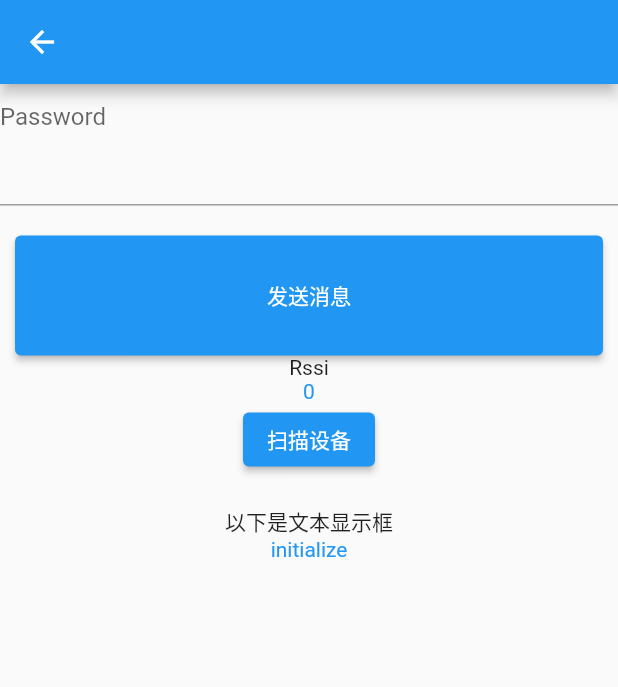
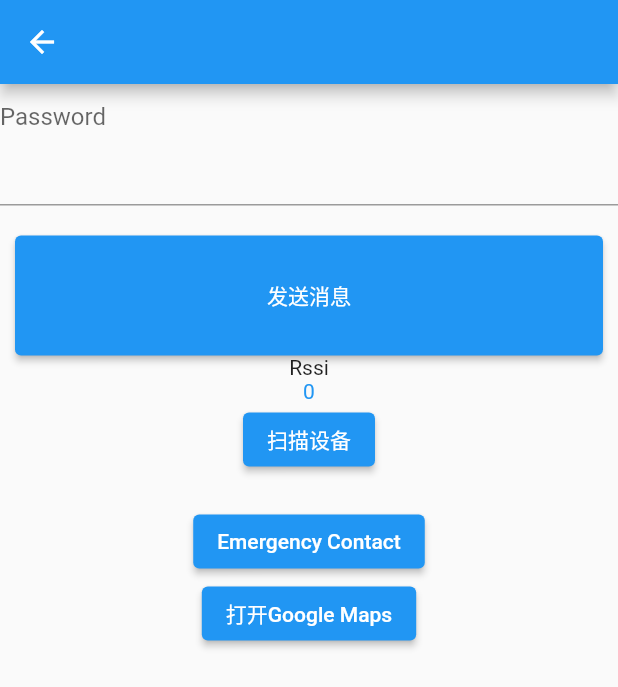
Before and after one commit to 1RanShy/MSC_Project, a Flutter app: the BluePage screen opened directly with empty values, on a phone screen of 412 x 824 dp. Shown: the top 687 px of the screen. Run offline on Flutter 3.47's test engine with Material 2 defaults, Android fonts, the phone set to English and light mode, and no system bars; our stand-ins replace flutter_blue, flutter_local_notifications, permission_handler, shared_preferences; missing offline and left inert: beacons_plugin, syncfusion_flutter_pdfviewer; accounts and stored records are empty; statements that could not run were skipped.

Commit message:
jump to google map

```diff
--- a/Named_Router_Copy2/lib/pages/Blue.dart
+++ b/Named_Router_Copy2/lib/pages/Blue.dart
@@ -1,7 +1,8 @@
 import 'dart:convert';
-
+// import 'package:shared_preferences/shared_preferences.dart';
 import 'package:flutter/material.dart';
 import 'package:flutter_blue/flutter_blue.dart';
+import 'package:url_launcher/url_launcher.dart';
 
 class BluePage extends StatefulWidget {
   final Map arguments;
@@ -12,9 +13,18 @@ class BluePage extends StatefulWidget {
 }
 
 class _BluePageState extends State<BluePage> {
+  // _saveData() async {
+  //   final SharedPreferences sp = await SharedPreferences.getInstance();
+  //   sp.setString("phonenumber", "17766093241");
+  // }
+
+  // _getData() async {
+  //   final SharedPreferences sp = await SharedPreferences.getInstance();
+  //   sp.getString("phonenumber");
+  // }
+
+  //-----------------------------------
   FlutterBlue flutterBlue = FlutterBlue.instance;
-  // bool isBlueOn = false;
-  // bool hasPermission = false;
   List<BluetoothDevice> blueList = [];
   List<ScanResult> test = [];
   int rssi = 0;
@@ -31,7 +41,8 @@ class _BluePageState extends State<BluePage> {
   late String _password0;
   late String _password1;
   late String _password2;
-  String show = "initialize";
+  String show = "Initialize";
+
   @override
   void initState() {
     super.initState();
@@ -200,16 +211,47 @@ class _BluePageState extends State<BluePage> {
             SizedBox(
               height: 20,
             ),
-            Text("以下是文本显示框"),
-            Text(
-              show,
-              style: TextStyle(color: Colors.blue),
-              overflow: TextOverflow.ellipsis, //超出用...代替
-              softWrap: false,
+            ElevatedButton(
+              onPressed: () => _launchPhoneCall('07754660823'),
+              child: Text('Emergency Contact'),
             ),
+            ElevatedButton(
+              onPressed: _launchGoogleMaps,
+              child: Text('打开Google Maps'),
+            ),
+            // Text("以下是文本显示框"),
+            // Text(
+            //   show,
+            //   style: TextStyle(color: Colors.blue),
+            //   overflow: TextOverflow.ellipsis, //超出用...代替
+            //   softWrap: false,
+            // ),
           ],
         ),
       ),
     );
   }
 }
+
+// 拨打电话
+void _launchPhoneCall(String phoneNumber) async {
+  String url = 'tel:$phoneNumber';
+  if (await canLaunch(url)) {
+    await launch(url);
+  } else {
+    throw '无法拨打电话：$url';
+  }
+}
+
+// 打开Google Maps
+void _launchGoogleMaps() async {
+  final latitude = 37.7749; // 目标位置的纬度
+  final longitude = -122.4194; // 目标位置的经度
+
+  final url = 'geo:$latitude,$longitude';
+  if (await canLaunch(url)) {
+    await launch(url);
+  } else {
+    throw '无法打开Google Maps';
+  }
+}
--- a/Named_Router_Copy2/lib/pages/tabs/Home.dart
+++ b/Named_Router_Copy2/lib/pages/tabs/Home.dart
@@ -121,9 +121,3 @@ class _HomePageState extends State<HomePage> {
     );
   }
 }
-        //自动扫描设备名字为Equipment的设备然后连接上他
-        // if (device.name == "Equipment") {
-        //   Navigator.pushNamed(context, '/blue',
-        //       arguments: {"device": device});
-        //   print("__________________");
-        // } else {}
--- a/Named_Router_Copy2/pubspec.yaml
+++ b/Named_Router_Copy2/pubspec.yaml
@@ -34,7 +34,9 @@ dependencies:
   intl: ^0.18.1
   flutter_local_notifications: ^9.6.0
   syncfusion_flutter_pdfviewer: ^19.1.69-beta
-
+  url_launcher: ^6.0.0
+  geolocator: ^9.0.2
+  # shared_preferences: ^2.2.0
 
 dev_dependencies:
   flutter_test:
```
Also changed, not shown: Named_Router_Copy2/pubspec.lock, 2 other files.
